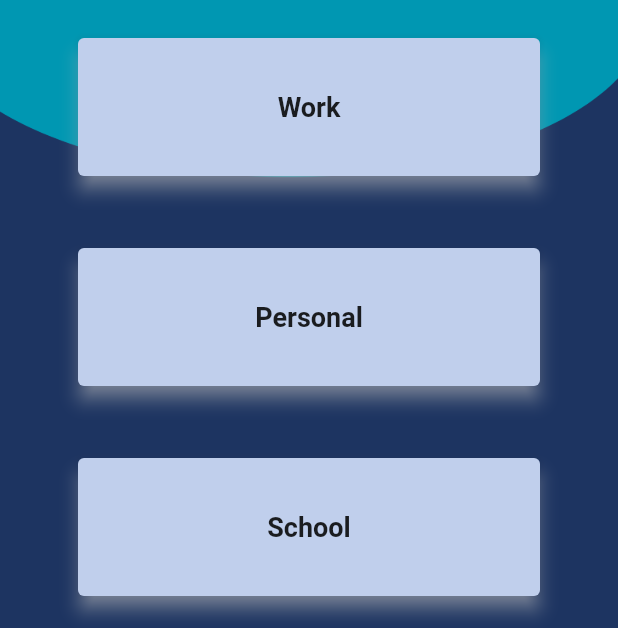
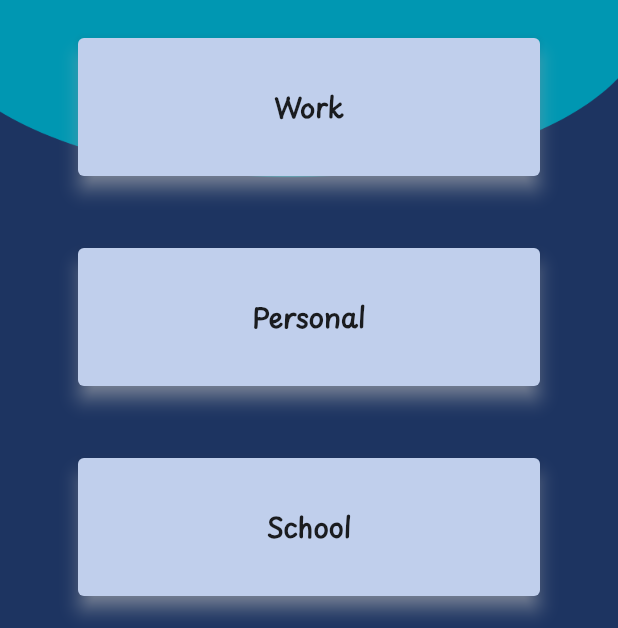
Before and after one commit to akastha97/whattodoapp, a Flutter app: the screen it shows after launch, after a tap on "Get Started", on a phone screen of 412 x 824 dp. Shown: the part 268-896 px from the top of the screen. Run offline on Flutter 3.47's test engine with Material 2 defaults, Android fonts, the light colour scheme and no system bars; our stand-ins replace carousel_slider, hive, hive_flutter; accounts and stored records are empty; project files that could hold a hidden picture were left out.

Commit message:
Added new font
Added new font

```diff
--- a/whattodo_final/lib/main.dart
+++ b/whattodo_final/lib/main.dart
@@ -45,6 +45,7 @@ class _MainAppState extends State<MainApp> with TickerProviderStateMixin {
   @override
   Widget build(BuildContext context) {
     return MaterialApp(
+      theme: ThemeData(fontFamily: "Playpen Sans"),
       routes: {
         '/dashboard': (context) => const DashboardScreen(),
       },
--- a/whattodo_final/lib/screens/dashboard.dart
+++ b/whattodo_final/lib/screens/dashboard.dart
@@ -111,9 +111,9 @@ class _DashboardScreenState extends State<DashboardScreen> {
               Text(
                 CategoryModel.categoryList[index].categoryName,
                 style: const TextStyle(
+                  fontFamily: "Playpen Sans",
                   fontSize: 18,
                   fontWeight: FontWeight.bold,
-
                 ),
               ),
               Visibility(
--- a/whattodo_final/pubspec.yaml
+++ b/whattodo_final/pubspec.yaml
@@ -11,6 +11,7 @@ dependencies:
   flutter:
     sdk: flutter
   flutter_slidable: ^3.0.0
+  google_fonts: ^4.0.4
   hive: ^2.2.3
   hive_flutter: ^1.1.0
 
@@ -28,3 +29,8 @@ flutter:
   assets:
     - lib/assets/
     - lib/assets/appbar-bg.png
+  fonts:
+  - family: Playpen Sans
+    fonts:
+    - asset: lib/assets/fonts/PlaypenSans-Regular.ttf
+    - asset: lib/assets/fonts/PlaypenSans-Bold.ttf
```
Also changed, not shown: whattodo_final/lib/assets/fonts/PlaypenSans-Bold.ttf (added), whattodo_final/lib/assets/fonts/PlaypenSans-ExtraBold.ttf (added), whattodo_final/lib/assets/fonts/PlaypenSans-ExtraLight.ttf (added), whattodo_final/lib/assets/fonts/PlaypenSans-Light.ttf (added), whattodo_final/lib/assets/fonts/PlaypenSans-Medium.ttf (added), whattodo_final/lib/assets/fonts/PlaypenSans-Regular.ttf (added), whattodo_final/lib/assets/fonts/PlaypenSans-SemiBold.ttf (added), whattodo_final/lib/assets/fonts/PlaypenSans-Thin.ttf (added), whattodo_final/pubspec.lock.
